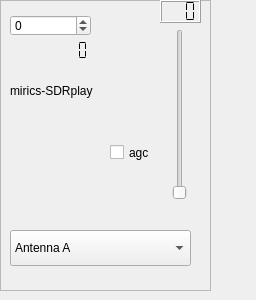
The window that devices/sdrplay-handler/sdrplay-widget.ui (JvanKatwijk/qt-dab) describes before a commit, drawn with Qt 5.
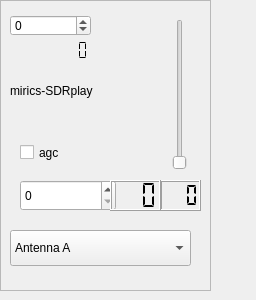
The same window after the commit.

Commit message: changes to gain setting in sdrplay

The edit to the form file:
```diff
--- a/devices/sdrplay-handler/sdrplay-widget.ui
+++ b/devices/sdrplay-handler/sdrplay-widget.ui
@@ -74,11 +74,17 @@
     <property name="geometry">
      <rect>
       <x>170</x>
-      <y>29</y>
+      <y>19</y>
       <width>20</width>
-      <height>171</height>
+      <height>151</height>
      </rect>
     </property>
+    <property name="toolTip">
+     <string>&lt;html&gt;&lt;head/&gt;&lt;body&gt;&lt;p&gt;gain slider, its value is used as measure for the gain reduction of the baseband signal.&lt;/p&gt;&lt;/body&gt;&lt;/html&gt;</string>
+    </property>
+    <property name="maximum">
+     <number>57</number>
+    </property>
     <property name="orientation">
      <enum>Qt::Vertical</enum>
     </property>
@@ -87,9 +93,9 @@
     <property name="geometry">
      <rect>
       <x>160</x>
-      <y>0</y>
+      <y>180</y>
       <width>41</width>
-      <height>23</height>
+      <height>31</height>
      </rect>
     </property>
     <property name="digitCount">
@@ -102,7 +108,7 @@
    <widget class="QCheckBox" name="agcControl">
     <property name="geometry">
      <rect>
-      <x>110</x>
+      <x>20</x>
       <y>140</y>
       <width>51</width>
       <height>25</height>
@@ -161,6 +167,38 @@
      </property>
     </item>
    </widget>
+   <widget class="QSpinBox" name="lnaGainSetting">
+    <property name="geometry">
+     <rect>
+      <x>20</x>
+      <y>180</y>
+      <width>96</width>
+      <height>31</height>
+     </rect>
+    </property>
+    <property name="toolTip">
+     <string>&lt;html&gt;&lt;head/&gt;&lt;body&gt;&lt;p&gt;Setting the lna state, determining the gain reduction applied in the lna.&lt;/p&gt;&lt;/body&gt;&lt;/html&gt;</string>
+    </property>
+   </widget>
+   <widget class="QLCDNumber" name="lnaGRdBDisplay">
+    <property name="geometry">
+     <rect>
+      <x>110</x>
+      <y>180</y>
+      <width>51</width>
+      <height>31</height>
+     </rect>
+    </property>
+    <property name="toolTip">
+     <string>&lt;html&gt;&lt;head/&gt;&lt;body&gt;&lt;p&gt;The display shows the gain reduction in the lna of the device.&lt;/p&gt;&lt;/body&gt;&lt;/html&gt;</string>
+    </property>
+    <property name="digitCount">
+     <number>3</number>
+    </property>
+    <property name="segmentStyle">
+     <enum>QLCDNumber::Flat</enum>
+    </property>
+   </widget>
   </widget>
  </widget>
  <resources/>
```
Left out of the diff: 5 changed lines with no effect on the pictures. The commit also changes 6 other files.
